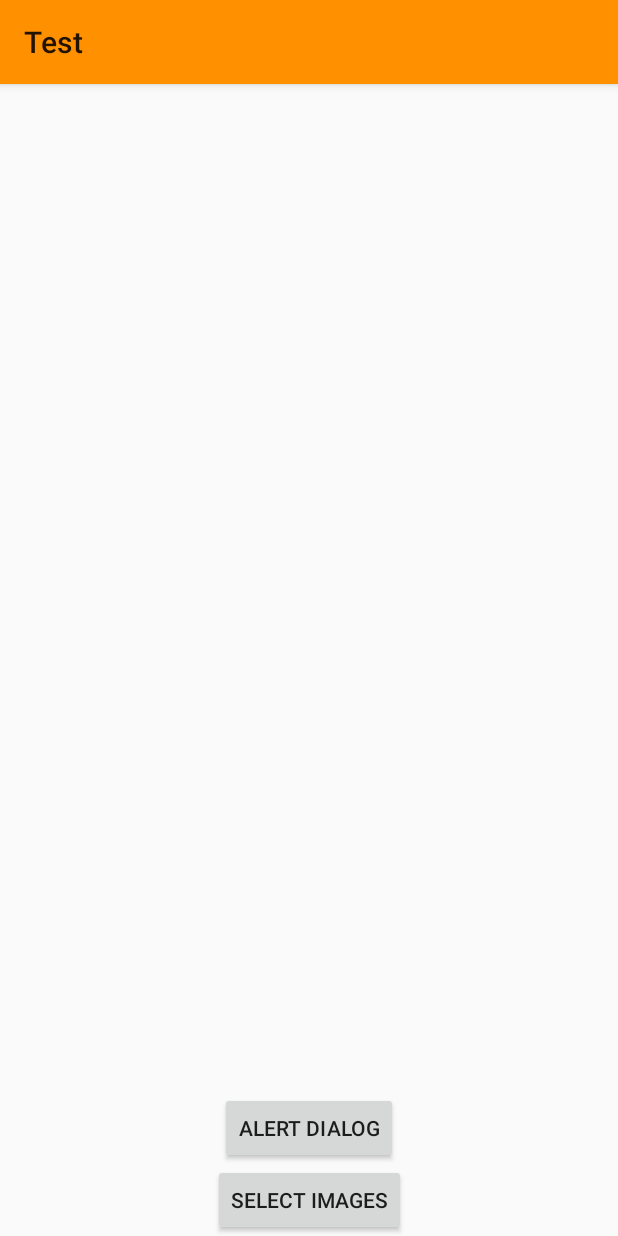
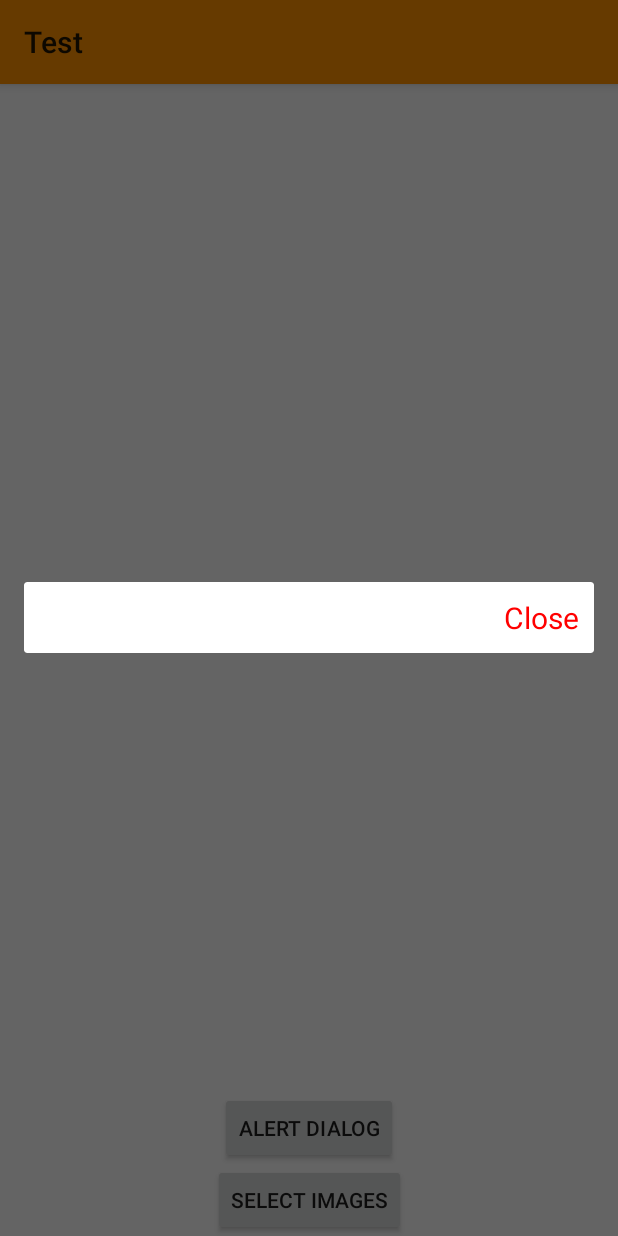
Before and after one commit to ngangavic/Android-Tests, an Android app: the MultipleImagesActivity screen opened directly, with no data from a screen before it, after a tap on "ALERT DIALOG", on a phone screen of 412 x 824 dp. Run offline under Robolectric (Android 15) with nearby library versions, the phone set to English and light mode, and no system bars; libraries missing offline, so code that uses them is left out: droidninja.filepicker; network calls fail; pictures from the network do not load.

Commit message:
display multiple images on dialog

```diff
--- a/app/src/main/java/com/ngangavic/test/multipleimages/MultipleImagesActivity.kt
+++ b/app/src/main/java/com/ngangavic/test/multipleimages/MultipleImagesActivity.kt
@@ -46,7 +46,11 @@ class MultipleImagesActivity : AppCompatActivity() {
             Toast.makeText(applicationContext, "Removed item at : $position",Toast.LENGTH_LONG).show()
         }
 
-        buttonAlert.setOnClickListener {  }
+        buttonAlert.setOnClickListener {
+            val multipleImagesDialog=MultipleImagesDialog(filePaths).newInstance()
+            multipleImagesDialog.isCancelable=false
+            multipleImagesDialog.show(supportFragmentManager,"dialog grid view")
+        }
 
     }
 
--- /dev/null
+++ b/app/src/main/java/com/ngangavic/test/multipleimages/MultipleImagesDialog.kt
@@ -0,0 +1,43 @@
+package com.ngangavic.test.multipleimages
+
+import android.net.Uri
+import android.os.Bundle
+import android.view.LayoutInflater
+import android.view.View
+import android.view.ViewGroup
+import android.widget.AdapterView
+import android.widget.GridView
+import android.widget.TextView
+import android.widget.Toast
+import androidx.fragment.app.DialogFragment
+import com.ngangavic.test.R
+
+class MultipleImagesDialog(private val filePaths: ArrayList<Uri>):DialogFragment() {
+
+    lateinit var root:View
+    lateinit var gridView:GridView
+    lateinit var textViewClose:TextView
+    lateinit var galleryAdapter: GalleryAdapter
+
+    override fun onCreateView(inflater: LayoutInflater, container: ViewGroup?, savedInstanceState: Bundle?): View? {
+        root= inflater.inflate(R.layout.dialog_multiple_images, container)
+        gridView=root.findViewById(R.id.gridView)
+        textViewClose=root.findViewById(R.id.textViewClose)
+        textViewClose.setOnClickListener { dialog?.dismiss() }
+        galleryAdapter = GalleryAdapter(root.context, filePaths)
+        val marginLayoutParams = gridView.layoutParams as ViewGroup.MarginLayoutParams
+        marginLayoutParams.setMargins(0, gridView.horizontalSpacing, 0, 0)
+        gridView.adapter=galleryAdapter
+
+        gridView.onItemClickListener = AdapterView.OnItemClickListener { parent, view, position, id ->
+            galleryAdapter.removeItem(position)
+            Toast.makeText(root.context, "Removed item at : $position", Toast.LENGTH_LONG).show()
+        }
+
+        return root
+    }
+
+    fun newInstance(): MultipleImagesDialog {
+        return MultipleImagesDialog(filePaths)
+    }
+}
--- /dev/null
+++ b/app/src/main/res/layout/dialog_multiple_images.xml
@@ -0,0 +1,33 @@
+<?xml version="1.0" encoding="utf-8"?>
+<androidx.constraintlayout.widget.ConstraintLayout xmlns:android="http://schemas.android.com/apk/res/android"
+    android:layout_width="match_parent"
+    xmlns:app="http://schemas.android.com/apk/res-auto"
+    android:orientation="vertical"
+    android:padding="10dp"
+    android:layout_height="match_parent">
+
+    <GridView
+        android:id="@+id/gridView"
+        android:layout_width="match_parent"
+        android:layout_height="wrap_content"
+        android:numColumns="2"
+        app:layout_constraintEnd_toEndOf="parent"
+        app:layout_constraintStart_toStartOf="parent"
+        app:layout_constraintBottom_toTopOf="@id/textViewClose"
+        app:layout_constraintTop_toTopOf="parent">
+
+    </GridView>
+
+        <TextView
+            app:layout_constraintBottom_toBottomOf="parent"
+            app:layout_constraintEnd_toEndOf="parent"
+            android:id="@+id/textViewClose"
+            android:layout_gravity="end"
+            android:layout_width="wrap_content"
+            android:layout_height="0dp"
+            android:textColor="#ff0000"
+            android:textSize="20sp"
+            android:layout_weight="1"
+            android:text="Close" />
+
+</androidx.constraintlayout.widget.ConstraintLayout>
```
